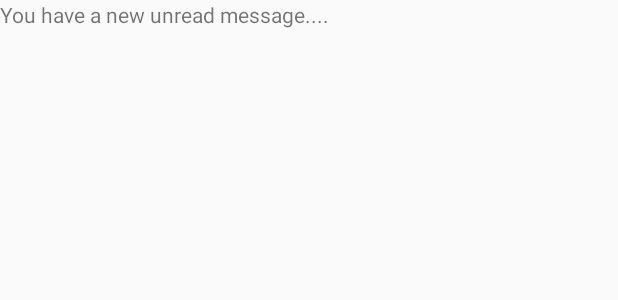
After one commit to cyb3rDem0n/prismaApp, an Android app: the layout activity_notification_bar.xml on its own in the app's theme, with its tools: preview values and no code run, on a phone screen of 412 x 824 dp. The commit adds this screen. Shown: the top 300 px of the screen. Run offline under Robolectric (Android 15) with nearby library versions, the phone set to English and light mode, and no system bars.

Commit message:
primitive notification event added

```diff
--- /dev/null
+++ b/app/src/main/res/layout/activity_notification_bar.xml
@@ -0,0 +1,11 @@
+<?xml version="1.0" encoding="utf-8"?>
+<LinearLayout xmlns:android="http://schemas.android.com/apk/res/android"
+    android:orientation="vertical"
+    android:layout_width="fill_parent"
+    android:layout_height="fill_parent" >
+
+    <TextView
+        android:layout_width="fill_parent"
+        android:layout_height="400dp"
+        android:text="You have a new unread message...." />
+</LinearLayout>
```
Also changed, not shown: app/src/main/java/project/prisma/starnotifier/MainActivity.java (+32 -0 lines), app/src/main/java/project/prisma/starnotifier/NotificationBar.java (added, +14 -0 lines), app/src/main/res/layout/activity_main.xml (+9 -0 lines), app/src/main/res/drawable/message.png (added).
